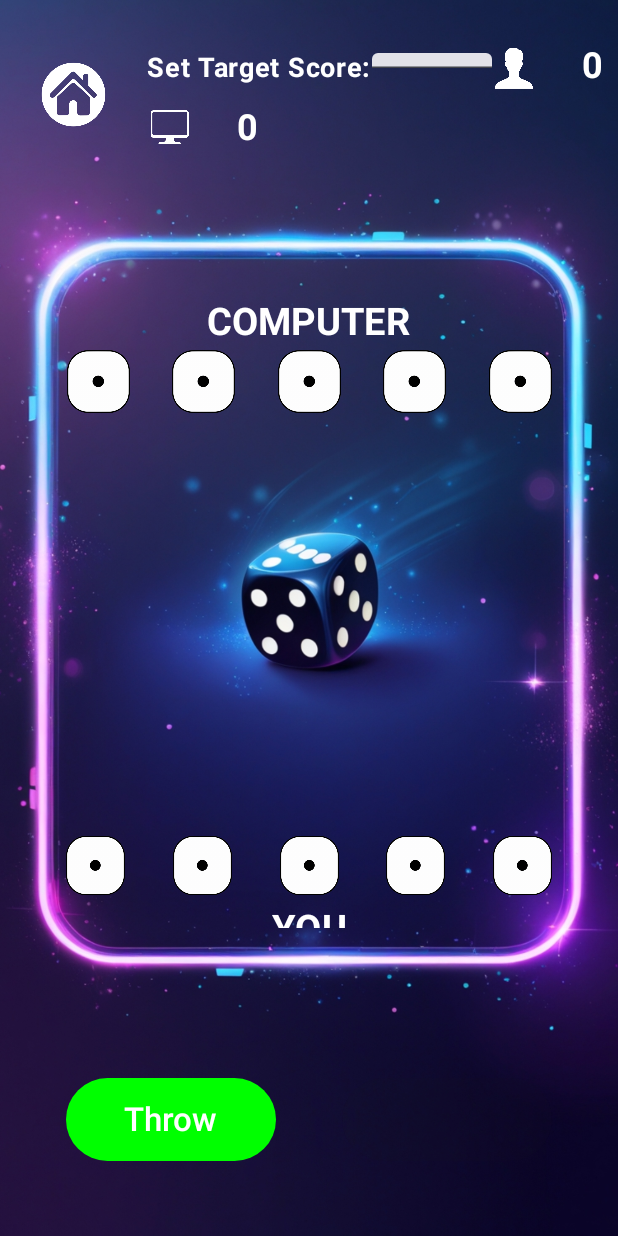
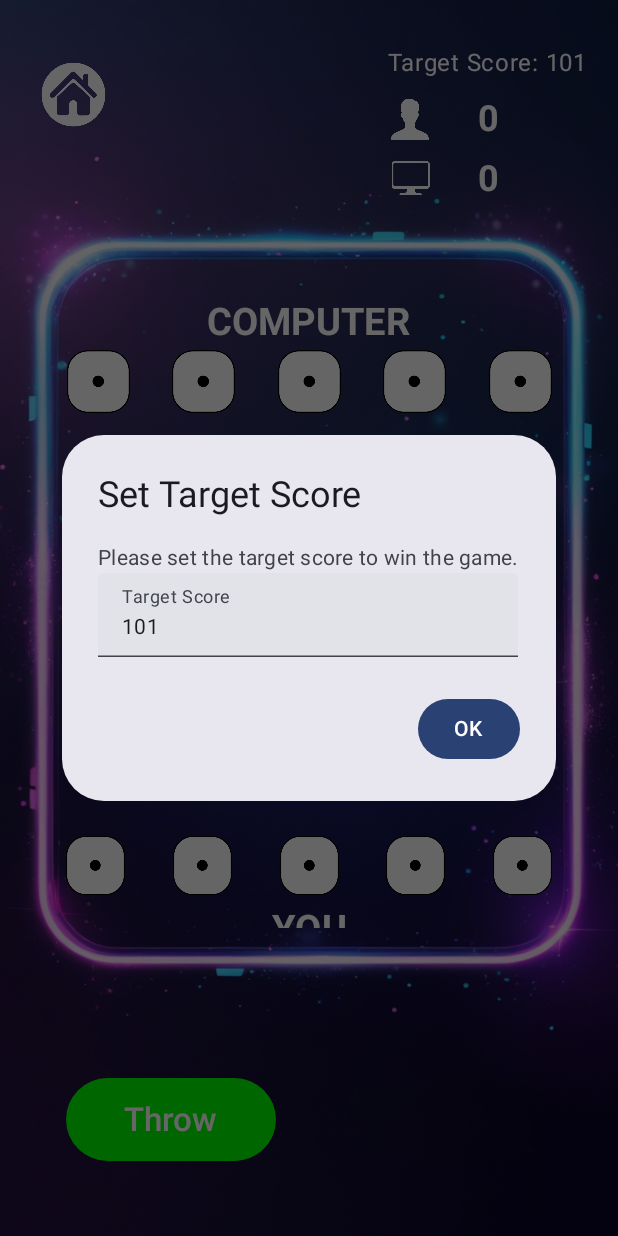
Before and after one commit to pathumWikasitha/Dice_game, an Android app built with Jetpack Compose: the screen it shows after launch (MainActivity), after a tap on "New Game", on a phone screen of 412 x 824 dp. Run offline under Robolectric (Android 15) with nearby library versions, the phone set to English and light mode, and no system bars.

Commit message:
user can set tartget points

```diff
--- a/app/src/main/java/com/example/dicenew/MainActivity.kt
+++ b/app/src/main/java/com/example/dicenew/MainActivity.kt
@@ -54,6 +54,7 @@ import androidx.compose.ui.text.input.KeyboardType
 import androidx.compose.ui.unit.dp
 import androidx.compose.ui.unit.sp
 import androidx.compose.ui.viewinterop.AndroidView
+import androidx.core.text.isDigitsOnly
 import com.example.dicenew.ui.theme.DiceNewTheme
 
 class MainActivity : ComponentActivity() {
@@ -165,6 +166,41 @@ fun GameScreen(onHomeClick: () -> Unit) {
     var gameOver by remember { mutableStateOf(false) }
     var winner by remember { mutableStateOf("") }
     var inputText by remember { mutableStateOf(targetScore.toString()) }
+    val openDialog = remember { mutableStateOf(true) }
+
+    if (openDialog.value) {
+        AlertDialog(
+            onDismissRequest = { openDialog.value = false },
+            title = { Text("Set Target Score") },
+            text = {
+                Column {
+                    Text("Please set the target score to win the game.")
+                    TextField(
+                        value = inputText,
+                        onValueChange = {
+                            // Only allow numeric input
+                            if (it.isDigitsOnly()) {
+                                inputText = it
+                            }
+                        },
+                        label = { Text("Target Score") },
+                        keyboardOptions = KeyboardOptions.Default.copy(keyboardType = KeyboardType.Number)
+                    )
+                }
+            },
+            confirmButton = {
+                Button(
+                    onClick = {
+                        targetScore = inputText.toIntOrNull() ?: 101  // Default to 101 if input is invalid
+                        openDialog.value = false
+                    }
+                ) {
+                    Text("OK")
+                }
+            }
+        )
+    }
+
 
     Image(
         painter = painterResource(id = R.drawable.screen2_bg),
@@ -200,37 +236,19 @@ fun GameScreen(onHomeClick: () -> Unit) {
                     )
                 }
             }
+
             Column {
+                Column(
+                    modifier = Modifier.padding(end = 20.dp)
+                ) {
+                    Text("Target Score: $targetScore", color = Color.White)
+                }
+                Spacer(modifier = Modifier.height(10.dp))
+
                 Row(
                     verticalAlignment = Alignment.CenterVertically,
                     horizontalArrangement = Arrangement.SpaceBetween,
                 ) {
-                    Row(
-                        verticalAlignment = Alignment.CenterVertically,
-                        horizontalArrangement = Arrangement.SpaceBetween,
-                    ) {
-                        Text(
-                            "Set Target Score:",
-                            fontSize = 18.sp,
-                            fontWeight = FontWeight.Bold,
-                            color = Color.White
-                        )
-                        TextField(
-                            value = inputText,
-                            onValueChange = { newValue ->
-                                inputText = newValue
-                                targetScore =
-                                    newValue.toIntOrNull()
-                                        ?: 101 // Default to 101 if input is invalid
-                            },
-                            keyboardOptions = KeyboardOptions.Default.copy(keyboardType = KeyboardType.Number),
-                            modifier = Modifier
-                                .width(80.dp)
-                                .height(20.dp)
-                                .padding(bottom = 10.dp)
-                        )
-                    }
-                    Row {
                     Image(
                         modifier = Modifier
                             .size(30.dp),
@@ -249,8 +267,6 @@ fun GameScreen(onHomeClick: () -> Unit) {
                     }
 
                 }
-                }
-
 
                 Spacer(modifier = Modifier.height(10.dp))
                 Row(
```
Lines whose indentation alone changed are shown as unchanged.
